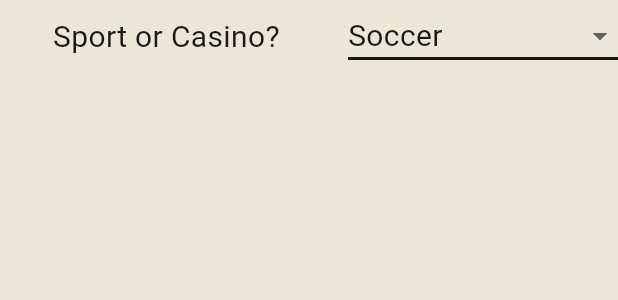
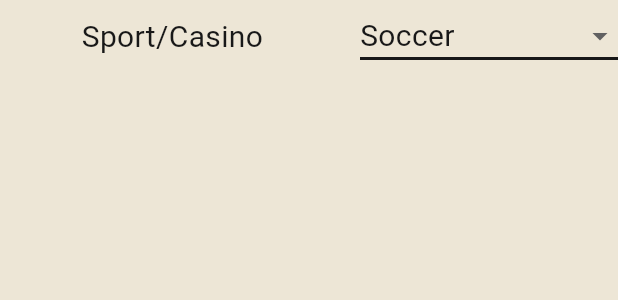
Before and after one commit to Myoro/MyoroBetTracker, a Flutter app: the BasicDropdownForm widget shown alone on an empty page, opened directly, on a phone screen of 412 x 824 dp. Shown: the top 300 px of the screen. Run offline on Flutter 3.47's test engine with Material 3 defaults, Android fonts, the phone set to English and light mode, and no system bars; our stand-ins replace flutter_bloc, sqflite, sqflite_common_ffi; missing offline and left inert: window_manager; accounts and stored records are empty.

Commit message:
fixed mobile

```diff
--- a/myoro_bet_tracker/lib/widgets/inputs/basic_dropdown_form.dart
+++ b/myoro_bet_tracker/lib/widgets/inputs/basic_dropdown_form.dart
@@ -32,7 +32,7 @@ class BasicDropdownForm extends StatelessWidget {
           BaseDropdown(
             items: items,
             onChanged: onChanged,
-            width: 180,
+            width: 172,
           ),
         ],
       );
--- a/myoro_bet_tracker/lib/widgets/inputs/basic_text_field_form.dart
+++ b/myoro_bet_tracker/lib/widgets/inputs/basic_text_field_form.dart
@@ -39,7 +39,7 @@ class BasicTextFieldForm extends StatelessWidget {
             ),
             const SizedBox(width: 10),
             BaseTextField(
-              size: const Size(180, 40),
+              size: const Size(172, 40),
               controller: controller,
               formatters: formatters,
             ),
--- a/myoro_bet_tracker/lib/widgets/inputs/dropdown_and_text_field_form.dart
+++ b/myoro_bet_tracker/lib/widgets/inputs/dropdown_and_text_field_form.dart
@@ -48,7 +48,7 @@ class DropdownAndTextFieldForm extends StatelessWidget {
           Padding(
             padding: const EdgeInsets.only(bottom: 9),
             child: BaseTextField(
-              size: const Size(82, 40),
+              size: const Size(70, 40),
               controller: controller,
               formatters: formatters,
             ),
--- a/myoro_bet_tracker/lib/widgets/modals/available_income_modal.dart
+++ b/myoro_bet_tracker/lib/widgets/modals/available_income_modal.dart
@@ -52,7 +52,7 @@ class _AvailableIncomeModalState extends State<AvailableIncomeModal> {
         title: 'Set Available Income',
         titleTextStyle: textTheme.titleMedium,
         showFooterButtons: true,
-        yesText: 'Set Income',
+        yesText: 'Save',
         yesOnTap: () => setAvailableIncome(),
         content: Padding(
           padding: const EdgeInsets.only(bottom: 10),
--- a/myoro_bet_tracker/lib/widgets/modals/bet_form_modal.dart
+++ b/myoro_bet_tracker/lib/widgets/modals/bet_form_modal.dart
@@ -99,7 +99,7 @@ class _BetFormModalState extends State<BetFormModal> {
         valueListenable: _modalHeight,
         builder: (context, modalHeight, child) => BaseModal(
           title: '${widget.bet == null ? 'Create' : 'Edit'} Bet',
-          size: Size(370, modalHeight),
+          size: Size(350, modalHeight),
           showFooterButtons: true,
           yesOnTap: () => finalizeBet(),
           yesText: widget.bet == null ? 'Create' : 'Save',
@@ -112,7 +112,7 @@ class _BetFormModalState extends State<BetFormModal> {
                   controller: _betNameController,
                 ),
                 BasicDropdownForm(
-                  title: 'Sport or Casino?',
+                  title: 'Sport/Casino',
                   items: TypeOfBetEnum.values.map((value) => value.type).toList(),
                   onChanged: (value) => _betType = value,
                 ),
@@ -123,7 +123,7 @@ class _BetFormModalState extends State<BetFormModal> {
                   formatters: [FilteringTextInputFormatter.allow(RegExp(r'[0-9.]'))],
                 ),
                 DropdownAndTextFieldForm(
-                  title: 'Gained / Lost',
+                  title: 'Gained/Lost',
                   controller: _gainedOrLostController,
                   obligatory: true,
                   onChanged: (value) => _gainedOrLost = value,
```
Also changed, not shown: myoro_bet_tracker/lib/main.dart (+6 -2 lines), 9 other files.
